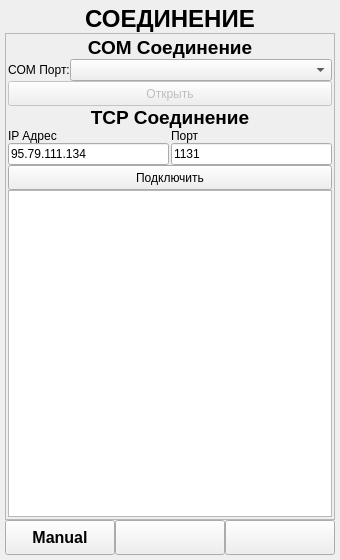
Before: the Qt Designer form ANDROID_FORMS/connections_form.ui in DavidSiegman/PLC_RF_Configurator, drawn with Qt 5.
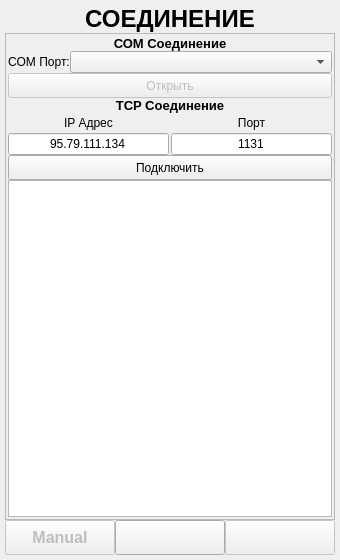
After: the same form once the commit is applied. Icons and pictures are not drawn.

```diff
--- a/ANDROID_FORMS/connections_form.ui
+++ b/ANDROID_FORMS/connections_form.ui
@@ -65,6 +65,9 @@
    </item>
    <item>
     <widget class="QScrollArea" name="scrollArea">
+     <property name="horizontalScrollBarPolicy">
+      <enum>Qt::ScrollBarAlwaysOff</enum>
+     </property>
      <property name="widgetResizable">
       <bool>true</bool>
      </property>
@@ -110,7 +113,7 @@
          <property name="font">
           <font>
            <family>Microsoft YaHei UI</family>
-           <pointsize>14</pointsize>
+           <pointsize>10</pointsize>
            <weight>75</weight>
            <bold>true</bold>
           </font>
@@ -136,7 +139,7 @@
            <property name="minimumSize">
             <size>
              <width>0</width>
-             <height>0</height>
+             <height>20</height>
             </size>
            </property>
            <property name="font">
@@ -160,7 +163,7 @@
            <property name="minimumSize">
             <size>
              <width>0</width>
-             <height>0</height>
+             <height>20</height>
             </size>
            </property>
            <property name="font">
@@ -222,7 +225,7 @@
          <property name="font">
           <font>
            <family>Microsoft YaHei UI</family>
-           <pointsize>14</pointsize>
+           <pointsize>10</pointsize>
            <weight>75</weight>
            <bold>true</bold>
           </font>
@@ -256,7 +259,7 @@
              <property name="minimumSize">
               <size>
                <width>0</width>
-               <height>0</height>
+               <height>20</height>
               </size>
              </property>
              <property name="maximumSize">
@@ -273,6 +276,9 @@
              <property name="text">
               <string>IP Адрес</string>
              </property>
+             <property name="alignment">
+              <set>Qt::AlignCenter</set>
+             </property>
             </widget>
            </item>
            <item>
@@ -286,7 +292,7 @@
              <property name="minimumSize">
               <size>
                <width>0</width>
-               <height>0</height>
+               <height>20</height>
               </size>
              </property>
              <property name="maximumSize">
@@ -300,9 +306,15 @@
                <family>Microsoft YaHei UI</family>
               </font>
              </property>
+             <property name="layoutDirection">
+              <enum>Qt::LeftToRight</enum>
+             </property>
              <property name="text">
               <string>95.79.111.134</string>
              </property>
+             <property name="alignment">
+              <set>Qt::AlignCenter</set>
+             </property>
             </widget>
            </item>
           </layout>
@@ -323,7 +335,7 @@
              <property name="minimumSize">
               <size>
                <width>0</width>
-               <height>0</height>
+               <height>20</height>
               </size>
              </property>
              <property name="maximumSize">
@@ -340,6 +352,9 @@
              <property name="text">
               <string>Порт</string>
              </property>
+             <property name="alignment">
+              <set>Qt::AlignCenter</set>
+             </property>
             </widget>
            </item>
            <item>
@@ -353,7 +368,7 @@
              <property name="minimumSize">
               <size>
                <width>0</width>
-               <height>0</height>
+               <height>20</height>
               </size>
              </property>
              <property name="maximumSize">
@@ -367,9 +382,15 @@
                <family>Microsoft YaHei UI</family>
               </font>
              </property>
+             <property name="layoutDirection">
+              <enum>Qt::LeftToRight</enum>
+             </property>
              <property name="text">
               <string>1131</string>
              </property>
+             <property name="alignment">
+              <set>Qt::AlignCenter</set>
+             </property>
             </widget>
            </item>
           </layout>
@@ -430,6 +451,9 @@
      </property>
      <item>
       <widget class="QPushButton" name="btnHandsEnter">
+       <property name="enabled">
+        <bool>false</bool>
+       </property>
        <property name="sizePolicy">
         <sizepolicy hsizetype="Minimum" vsizetype="Minimum">
          <horstretch>0</horstretch>
@@ -498,6 +522,9 @@
      </item>
      <item>
       <widget class="QPushButton" name="btnNext">
+       <property name="enabled">
+        <bool>false</bool>
+       </property>
        <property name="sizePolicy">
         <sizepolicy hsizetype="Minimum" vsizetype="Minimum">
          <horstretch>0</horstretch>
```
